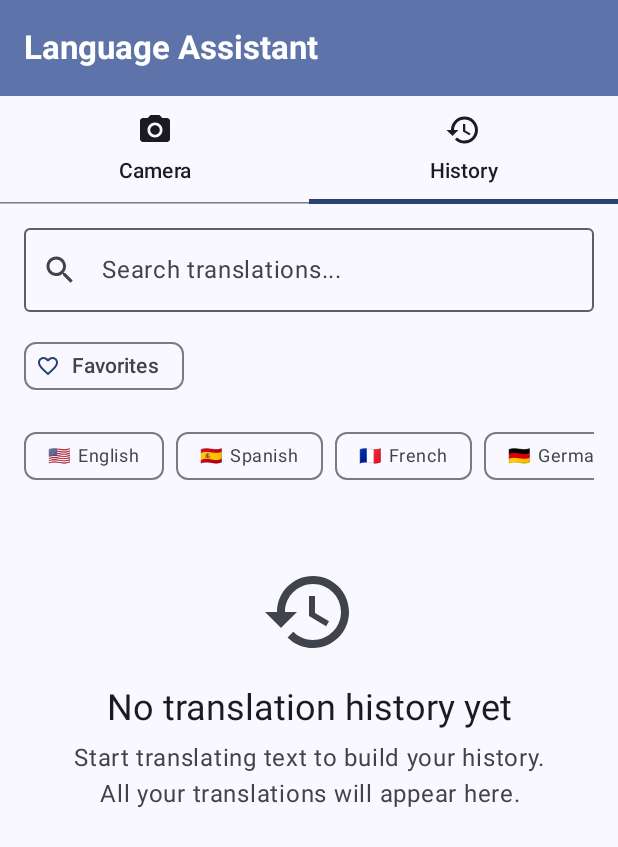
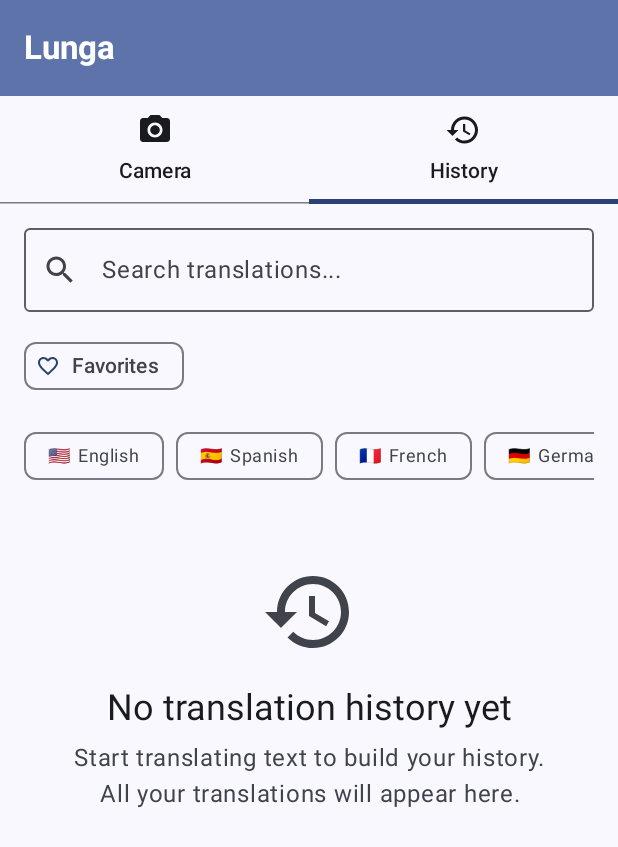
Before and after one commit to klaus19/Lunga, an Android app built with Jetpack Compose: the screen it shows after launch (MainActivity before the commit, MainAppActivity after it), tab 2 chosen, on a phone screen of 412 x 824 dp. Shown: the top 847 px of the screen. Run offline under Robolectric (Android 15) with nearby library versions, the phone set to English and light mode, and no system bars; our stand-ins replace Room's generated code; libraries missing offline, so code that uses them is left out: androidx.camera.core, com.google.mlkit.nl, com.google.mlkit.vision; 1 statement that could not run was skipped.

Commit message:
created a splashscreen

```diff
--- a/app/src/main/AndroidManifest.xml
+++ b/app/src/main/AndroidManifest.xml
@@ -29,13 +29,17 @@
             android:name=".MainActivity"
             android:exported="true"
             android:label="@string/app_name"
-            android:theme="@style/Theme.Lunga"
+            android:theme="@style/SplashTheme"
             tools:ignore="RedundantLabel">
             <intent-filter>
                 <action android:name="android.intent.action.MAIN" />
                 <category android:name="android.intent.category.LAUNCHER" />
             </intent-filter>
         </activity>
+        <activity
+            android:name=".MainAppActivity"
+            android:exported="false"
+            android:theme="@style/Theme.Lunga" />
     </application>
 
 </manifest>
--- a/app/src/main/java/com/buggy/lunga/MainActivity.kt
+++ b/app/src/main/java/com/buggy/lunga/MainActivity.kt
@@ -1,30 +1,19 @@
 package com.buggy.lunga
 
+import android.content.Intent
 import android.os.Bundle
+import android.os.Handler
+import android.os.Looper
 import androidx.activity.ComponentActivity
-import androidx.activity.compose.setContent
-import androidx.activity.enableEdgeToEdge
-import androidx.compose.foundation.layout.fillMaxSize
-import androidx.compose.material3.MaterialTheme
-import androidx.compose.material3.Surface
-import androidx.compose.ui.Modifier
-import com.buggy.lunga.ui.screens.MainScreen
-import com.buggy.lunga.ui.theme.LungaTheme
 
 class MainActivity : ComponentActivity() {
     override fun onCreate(savedInstanceState: Bundle?) {
         super.onCreate(savedInstanceState)
-        enableEdgeToEdge()
 
-        setContent {
-            LungaTheme {
-                Surface(
-                    modifier = Modifier.fillMaxSize(),
-                    color = MaterialTheme.colorScheme.background
-                ) {
-                    MainScreen()
-                }
-            }
-        }
+        // Show splash for 2 seconds, then start main activity
+        Handler(Looper.getMainLooper()).postDelayed({
+            startActivity(Intent(this, MainAppActivity::class.java))
+            finish() // Close splash activity
+        }, 2000) // 2 seconds delay
     }
 }
--- /dev/null
+++ b/app/src/main/java/com/buggy/lunga/MainAppActivity.kt
@@ -0,0 +1,33 @@
+package com.buggy.lunga
+
+import android.os.Bundle
+import androidx.activity.ComponentActivity
+import androidx.activity.compose.setContent
+import androidx.activity.enableEdgeToEdge
+import androidx.compose.foundation.layout.fillMaxSize
+import androidx.compose.material3.MaterialTheme
+import androidx.compose.material3.Surface
+import androidx.compose.ui.Modifier
+import com.buggy.lunga.ui.screens.MainScreen
+import com.buggy.lunga.ui.theme.LungaTheme
+
+class MainAppActivity : ComponentActivity() {
+    override fun onCreate(savedInstanceState: Bundle?) {
+        super.onCreate(savedInstanceState)
+        enableEdgeToEdge()
+
+        // Set main app theme
+        setTheme(R.style.Theme_Lunga)
+
+        setContent {
+            LungaTheme {
+                Surface(
+                    modifier = Modifier.fillMaxSize(),
+                    color = MaterialTheme.colorScheme.background
+                ) {
+                    MainScreen()
+                }
+            }
+        }
+    }
+}
--- a/app/src/main/java/com/buggy/lunga/ui/screens/MainScreen.kt
+++ b/app/src/main/java/com/buggy/lunga/ui/screens/MainScreen.kt
@@ -20,7 +20,7 @@ fun MainScreen() {
             TopAppBar(
                 title = {
                     Text(
-                        "Language Assistant",
+                        "Lunga",
                         fontWeight = FontWeight.Bold
                     )
                 },
--- a/app/src/main/res/values/themes.xml
+++ b/app/src/main/res/values/themes.xml
@@ -1,5 +1,18 @@
 <?xml version="1.0" encoding="utf-8"?>
 <resources>
 
-    <style name="Theme.Lunga" parent="android:Theme.Material.Light.NoActionBar" />
+    <!-- Main app theme -->
+    <style name="Theme.Lunga" parent="Theme.AppCompat.Light.DarkActionBar">
+        <!-- Add any customizations here -->
+    </style>
+
+    <!-- IMMEDIATE splash theme - shows instantly -->
+    <style name="SplashTheme" parent="Theme.AppCompat.Light.NoActionBar">
+        <item name="android:windowBackground">@drawable/lunga</item>
+        <item name="android:windowNoTitle">true</item>
+        <item name="android:windowFullscreen">true</item>
+        <item name="android:windowDisablePreview">false</item>
+        <item name="android:windowIsTranslucent">false</item>
+    </style>
+
 </resources>
```
Also changed, not shown: app/build.gradle.kts (+6 -4 lines), app/src/main/res/drawable/splash_background.xml (added, +8 -0 lines), app/src/main/res/drawable/splash_icon.xml (added, +39 -0 lines), gradle/libs.versions.toml (+8 -0 lines), 2 other files.
